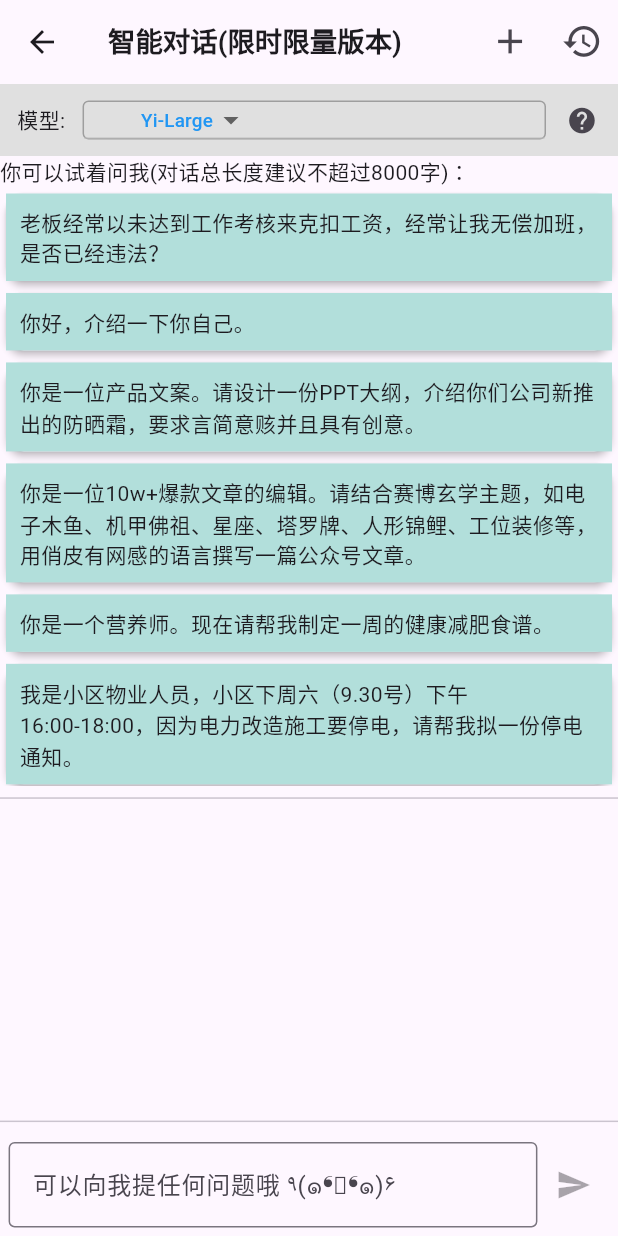
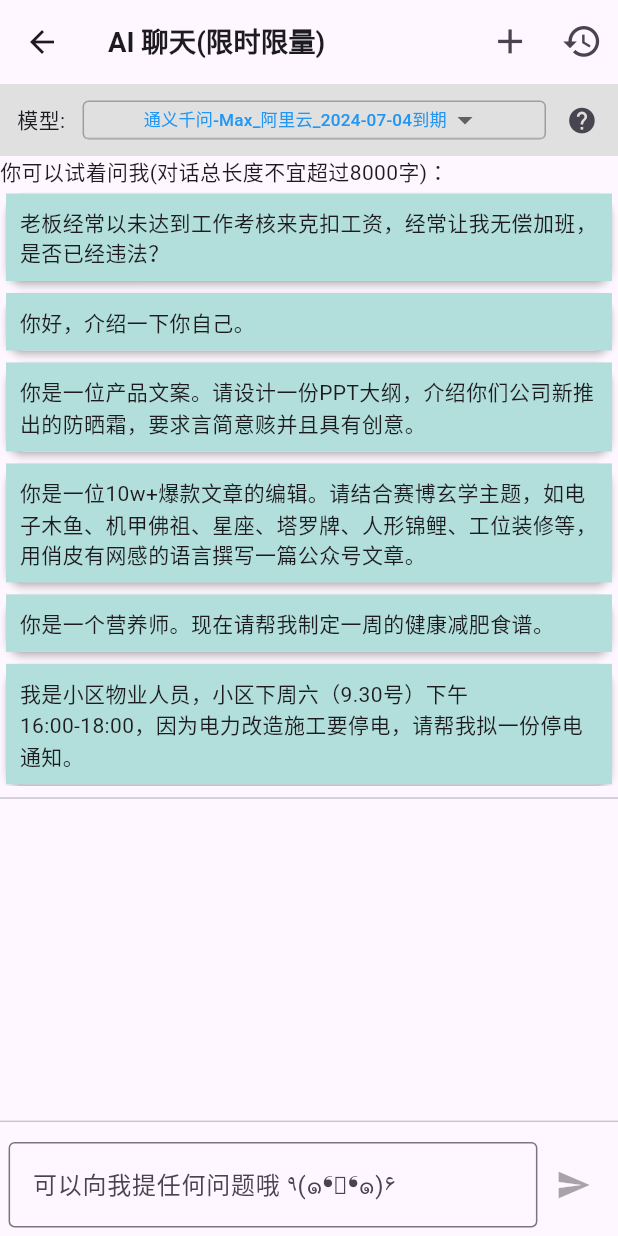
Before and after one commit to Sanotsu/ai-light-life, a Flutter app: the CommonLimitedChatScreen screen opened directly, on a phone screen of 412 x 824 dp. Run offline on Flutter 3.47's test engine with Material 3 defaults, Android fonts, the phone set to English and light mode, and no system bars; our stand-ins replace cached_network_image, connectivity_plus, device_info_plus, dio, file_picker, flutter_easyloading and 12 more; accounts and stored records are empty.

Commit message:
feat: 添加了阿里云中限时限量的对话模型可选列表

```diff
--- a/lib/models/ai_interface_state/platform_aigc_commom_state.dart
+++ b/lib/models/ai_interface_state/platform_aigc_commom_state.dart
@@ -442,7 +442,11 @@ class CommonRespBody {
     }
     // 阿里的基础消息
     if (json["output"] != null) {
+      // 2024-06-15 阿里的也有2种类型:一是一般text的格式,另一种是message的格式,理论上2者不会同时存在
       var temp = AliyunOutput.fromJson(json["output"]);
+      if (temp.text != null) {
+        customReplyText = temp.text!;
+      }
       if (temp.choices != null && temp.choices!.isNotEmpty) {
         customReplyText = temp.choices!.first.message.content;
       }
--- a/lib/models/common_llm_info.dart
+++ b/lib/models/common_llm_info.dart
@@ -3,7 +3,7 @@ enum CloudPlatform {
   baidu,
   tencent,
   aliyun,
-  liminted, // 限时限量的测试
+  limited, // 限时限量的测试
 }
 
 // 模型对应的中文名
@@ -11,7 +11,7 @@ final Map<CloudPlatform, String> cpNames = {
   CloudPlatform.baidu: '百度',
   CloudPlatform.tencent: '腾讯',
   CloudPlatform.aliyun: '阿里',
-  CloudPlatform.liminted: '限量',
+  CloudPlatform.limited: '限量',
 };
 
 // 定义一个函数来从字符串获取枚举值
@@ -43,28 +43,235 @@ enum PlatformLLM {
   aliyunFaruiPlus32K,
 
   /// 其实就是阿里云中限时限量的部分
-  limintedYiLarge, // 32k
-  limintedYiLargeTurbo, // 16K
-  limintedYiLargeRAG, // 16K
-  limintedYiMedium, // 16K
+  limitedQwenMax, // 8k，6k输入
+  limitedQwenMax0428, // 8k，6k输入
+  limitedQwenLong, // 10000k
+  limitedQwenMaxLongContext, // 28k
+  limitedQwenPlus, // 32k
+  limitedQwenTurbo, // 8k
+
+  limitedBaichuan2Turbo, // 8k
+  limitedBaichuan2Turbo192K, // 192k
+
+  limitedBaichuan27BChatV1, // 4k
+  limitedBaichuan213BChatV1, // 4k
+  limitedBaichuan7BV1, // 4k
+
+  limitedMoonshotV18K, // 8k
+  limitedMoonshotV132K, // 32k
+  limitedMoonshotV1128K, // 128k
+
+  limitedLLaMa38B, // 8k
+  limitedLLaMa370B, // 128k
+  limitedLLaMa213B, // 128k
+
+  limitedChatGLM26B, // 8k
+  limitedChatGLM36B, // 8k
+
+  limitedYiLarge, // 32k
+  limitedYiLargeTurbo, // 16K
+  limitedYiLargeRAG, // 16K
+  limitedYiMedium, // 16K
 }
 
+// 限时限量的对话模型(比底部的示例那个简单点)
+class ChatLLMSpec {
+  // 模型字符串(平台API参数的那个model的值)、模型名称、上下文长度数值，到期时间、限量数值，
+  /// 收费输入时百万token价格价格，输出时百万token价格(限时免费没写价格就先写0)
+  final String model;
+  final String name;
+  final int contextLength;
+  final DateTime deadline;
+  final int freeAmount;
+  final double inputPrice; // 每千token单价
+  final double outputPrice;
+
+  ChatLLMSpec(this.model, this.name, this.contextLength, this.deadline,
+      this.freeAmount, this.inputPrice, this.outputPrice);
+}
+
+// 2024-06-15 阿里云的限时限量都是这两个值，放在外面好了
+final dt1 = DateTime.parse("2024-07-04");
+const num1 = 400 * 10000;
+final dt2 = DateTime.parse("2024-12-02");
+const num2 = 100 * 10000;
+
+// 2024-06-15 后续应该放到配置文件，或者用户导入（自行输入，那就要配置平台、密钥等，这就比较麻烦点了）
+final Map<PlatformLLM, ChatLLMSpec> newLLMSpecs = {
+  // 通义千问
+  PlatformLLM.limitedQwenMax:
+      ChatLLMSpec("qwen-max", '通义千问-Max_阿里云', 8 * 1000, dt1, num1, 0.04, 0.12),
+  PlatformLLM.limitedQwenMax0428: ChatLLMSpec(
+      "qwen-max-0428", '通义千问-Max-0428_阿里云', 8 * 1000, dt1, num2, 0.04, 0.12),
+  PlatformLLM.limitedQwenPlus: ChatLLMSpec(
+      'qwen-plus', '通义千问-Plus_阿里云', 32 * 1000, dt1, num1, 0.004, 0.012),
+  PlatformLLM.limitedQwenTurbo: ChatLLMSpec(
+      'qwen-turbo', '通义千问-Turbo_阿里云', 8 * 1000, dt1, num1, 0.002, 0.006),
+  PlatformLLM.limitedQwenLong: ChatLLMSpec(
+      "qwen-long", '通义千问-长文_阿里云', 10000 * 1000, dt1, num1, 0.04, 0.12),
+  PlatformLLM.limitedQwenMaxLongContext: ChatLLMSpec('qwen-max-longcontext',
+      '通义千问-Max-30K_阿里云', 28 * 1000, dt1, num2, 0.04, 0.12),
+
+  // 百川
+  PlatformLLM.limitedBaichuan2Turbo: ChatLLMSpec('baichuan2-turbo',
+      'Baichuan2-Turbo_百川', 4 * 1000, dt2, num2, 0.008, 0.008),
+  PlatformLLM.limitedBaichuan2Turbo192K: ChatLLMSpec('baichuan2-turbo-192k',
+      'Baichuan2-Turbo-192k_百川', 192 * 1000, dt2, num2, 0.008, 0.008),
+
+  // 百川开源版
+  PlatformLLM.limitedBaichuan27BChatV1: ChatLLMSpec('baichuan2-7b-chat-v1',
+      'Baichuan2-7B_百川', 4 * 1000, dt2, num2, 0.008, 0.008),
+  PlatformLLM.limitedBaichuan213BChatV1: ChatLLMSpec('baichuan2-13b-chat-v1',
+      'Baichuan2-开源版-13B_百川', 4 * 1000, dt2, num2, 0.008, 0.008),
+  PlatformLLM.limitedBaichuan7BV1: ChatLLMSpec('baichuan-7b-v1',
+      'Baichuan2-开源版-7B_百川', 4 * 1000, dt2, num2, 0.008, 0.008),
+
+  // 月之暗面
+  PlatformLLM.limitedMoonshotV18K: ChatLLMSpec('moonshot-v1-8k',
+      'Moonshot-v1-8K_月之暗面', 8 * 1000, dt2, num2, 0.008, 0.008),
+  PlatformLLM.limitedMoonshotV132K: ChatLLMSpec('moonshot-v1-32k',
+      'Moonshot-v1-32K_月之暗面', 32 * 1000, dt2, num2, 0.008, 0.008),
+  PlatformLLM.limitedMoonshotV1128K: ChatLLMSpec('moonshot-v1-128k',
+      'Moonshot-v1-128K_月之暗面', 128 * 1000, dt2, num2, 0.008, 0.008),
+
+  // LLaMa
+  PlatformLLM.limitedLLaMa38B: ChatLLMSpec(
+      'llama3-8b-instruct', 'LLaMa3-8B_Meta', 8 * 1000, dt2, num2, 0.1, 0.1),
+  PlatformLLM.limitedLLaMa370B: ChatLLMSpec(
+      'llama3-70b-instruct', 'LLaMa3-70B_Meta', 8 * 1000, dt2, num2, 0.1, 0.1),
+  PlatformLLM.limitedLLaMa213B: ChatLLMSpec(
+      'llama2-13b-chat-v2', 'Llama2-13B_Meta', 8 * 1000, dt2, num2, 0.1, 0.1),
+
+  // 智谱
+  PlatformLLM.limitedChatGLM26B: ChatLLMSpec(
+      'chatglm-6b-v2', 'ChatGLM2-6B_智谱', 8 * 1000, dt2, num2, 0.006, 0.006),
+  PlatformLLM.limitedChatGLM36B: ChatLLMSpec(
+      'chatglm3-6b', 'ChatGLM3-开源版-6B_智谱', 8 * 1000, dt2, num2, 0.006, 0.006),
+
+  // 零一万物
+  PlatformLLM.limitedYiLarge:
+      ChatLLMSpec('yi-large', 'Yi-Large_零一万物', 32000, dt2, num2, 0, 0),
+  PlatformLLM.limitedYiLargeTurbo: ChatLLMSpec(
+      'yi-large-turbo', 'Yi-Large-Turbo_零一万物', 16000, dt2, num2, 0, 0),
+  PlatformLLM.limitedYiLargeRAG:
+      ChatLLMSpec('yi-large-rag', 'Yi-Large-RAG_零一万物', 16000, dt2, num2, 1, 1),
+  PlatformLLM.limitedYiMedium:
+      ChatLLMSpec('yi-medium', 'Yi-Medium_零一万物', 16000, dt2, num2, 1, 1),
+};
+
 /// 2024-06-14 这个可以抽成1个对象即可，暂时先改限时限量版本的
-/// list 取值一定记住顺序：模型字符串(平台API参数的那个model的值)、模型名称、上下文长度数值，限时字符串、限量数值
-final Map<PlatformLLM, List> llmSpecs = {
-  PlatformLLM.limintedYiLarge: [
-    'yi-large', 'Yi-Large', 32000, "2024-12-03", 1000000 //
-  ],
-  PlatformLLM.limintedYiLargeTurbo: [
-    'yi-large-turbo', 'Yi-Large-Turbo', 16000, "2024-12-03", 1000000 //
-  ],
-  PlatformLLM.limintedYiLargeRAG: [
-    'yi-large-rag', 'Yi-Large-RAG', 16000, "2024-12-03", 1000000 //
-  ],
-  PlatformLLM.limintedYiMedium: [
-    'yi-medium', 'Yi-Medium', 16000, "2024-12-03", 1000000 //
-  ],
-};
+/// list 取值一定记住顺序：模型字符串(平台API参数的那个model的值)、模型名称、上下文长度数值，限时字符串、限量数值，
+/// 收费输入时百万token价格价格，输出时百万token价格(限时免费没写价格就先写0)
+// final Map<PlatformLLM, List> llmSpecs = {
+//   // 通义千问
+//   PlatformLLM.limitedQwenMax: [
+//     'qwen-max', '通义千问-Max', 8 * 1000, "2024-07-05", 4000000,
+//     // 输入输出价格（千token*1000=百万token价格）
+//     0.04 * 1000, 0.12 * 1000,
+//   ],
+//   PlatformLLM.limitedQwenMax0428: [
+//     'qwen-max-0428', '通义千问-Max-0428', 8 * 1000, "2024-07-05", 1000000,
+//     // 输入输出价格（千token*1000=百万token价格）
+//     0.04 * 1000, 0.12 * 1000,
+//   ],
+//   PlatformLLM.limitedQwenLong: [
+//     'qwen-long', 'Qwen-Long', 10000 * 1000, "2024-07-05", 4000000, //
+//     0.0005 * 1000, 0.002 * 1000,
+//   ],
+//   PlatformLLM.limitedQwenMaxLongContext: [
+//     'qwen-max-longcontext', '通义千问-Max-30K', 28 * 1000, "2024-07-05", 1000000, //
+//     0.04 * 1000, 0.12 * 1000,
+//   ],
+//   PlatformLLM.limitedQwenPlus: [
+//     'qwen-plus', '通义千问-Plus', 32 * 1000, "2024-07-05", 4000000, //
+//     0.004 * 1000, 0.012 * 1000,
+//   ],
+//   PlatformLLM.limitedQwenTurbo: [
+//     'qwen-turbo', '通义千问-Turbo', 8 * 1000, "2024-07-05", 4000000, //
+//     0.002 * 1000, 0.006 * 1000,
+//   ],
+
+//   // 百川
+//   PlatformLLM.limitedBaichuan2Turbo: [
+//     'baichuan2-turbo', 'Baichuan2-Turbo', 4 * 1000, "2024-12-03", 1000000, //
+//     0.008 * 1000, 0.008 * 1000,
+//   ],
+//   PlatformLLM.limitedBaichuan2Turbo192K: [
+//     'baichuan2-turbo-192k', 'Baichuan2-Turbo-192k', 192 * 1000, "2024-12-03",
+//     1000000, //
+//     0.008 * 1000, 0.008 * 1000,
+//   ],
+
+//   // 百川开源版
+//   PlatformLLM.limitedBaichuan27BChatV1: [
+//     'baichuan2-7b-chat-v1', '百川2-7B', 4 * 1000, "2024-12-02", 1000000, //
+//     0.008 * 1000, 0.008 * 1000,
+//   ],
+//   PlatformLLM.limitedBaichuan213BChatV1: [
+//     'baichuan2-13b-chat-v1', 'Baichuan2-开源版-13B', 4 * 1000, "2024-12-02",
+//     1000000, //
+//     0.008 * 1000, 0.008 * 1000,
+//   ],
+//   PlatformLLM.limitedBaichuan7BV1: [
+//     'baichuan-7b-v1', 'Baichuan2-开源版-7B', 4 * 1000, "2024-12-02", 1000000, //
+//     0.008 * 1000, 0.008 * 1000,
+//   ],
+
+//   // 月之暗面
+//   PlatformLLM.limitedMoonshotV18K: [
+//     'moonshot-v1-8k', 'Moonshot-v1-8K', 8 * 1000, "2024-12-03", 1000000, //
+//     0.008 * 1000, 0.008 * 1000,
+//   ],
+//   PlatformLLM.limitedMoonshotV132K: [
+//     'moonshot-v1-32k', 'Moonshot-v1-32K', 32 * 1000, "2024-12-03", 1000000, //
+//     0.008 * 1000, 0.008 * 1000,
+//   ],
+//   PlatformLLM.limitedMoonshotV1128K: [
+//     'moonshot-v1-128k', 'Moonshot-v1-128K', 128 * 1000, "2024-12-03",
+//     1000000, //
+//     0.008 * 1000, 0.008 * 1000,
+//   ],
+
+//   // LLaMa
+//   PlatformLLM.limitedLLaMa38B: [
+//     'llama3-8b-instruct', 'LLaMa3-8B', 8 * 1000, "2024-12-02", 1000000, //
+//     0.1 * 1000, 0.1 * 1000,
+//   ],
+//   PlatformLLM.limitedLLaMa370B: [
+//     'llama3-70b-instruct', 'LLaMa3-70B', 8 * 1000, "2024-12-09", 1000000, //
+//     0.1 * 1000, 0.1 * 1000,
+//   ],
+//   PlatformLLM.limitedLLaMa213B: [
+//     'llama2-13b-chat-v2', 'Llama2-13B', 8 * 1000, "2024-12-02", 1000000, //
+//     0.1 * 1000, 0.1 * 1000,
+//   ],
+
+//   // 智谱
+//   PlatformLLM.limitedChatGLM26B: [
+//     'chatglm-6b-v2', 'ChatGLM2-6B', 8 * 1000, "2024-12-02", 1000000, //
+//     0.006 * 1000, 0.006 * 1000,
+//   ],
+//   PlatformLLM.limitedChatGLM36B: [
+//     'chatglm3-6b', 'ChatGLM3-开源版-6B', 8 * 1000, "2024-12-02", 1000000, //
+//     0.006 * 1000, 0.006 * 1000,
+//   ],
+
+//   // 零一万物
+//   PlatformLLM.limitedYiLarge: [
+//     'yi-large', 'Yi-Large', 32000, "2024-12-03", 1000000, //
+//     0 * 1000, 0 * 1000,
+//   ],
+//   PlatformLLM.limitedYiLargeTurbo: [
+//     'yi-large-turbo', 'Yi-Large-Turbo', 16000, "2024-12-03", 1000000, //
+//     0 * 1000, 0 * 1000,
+//   ],
+//   PlatformLLM.limitedYiLargeRAG: [
+//     'yi-large-rag', 'Yi-Large-RAG', 16000, "2024-12-03", 1000000 //
+//   ],
+//   PlatformLLM.limitedYiMedium: [
+//     'yi-medium', 'Yi-Medium', 16000, "2024-12-03", 1000000 //
+//   ],
+// };
 
 /// 定义一个Map来存储枚举值和对应的字符串表示
 /// 一般这都是拼接在url中的，取值直接 `llmNames[llmName]` 就好
--- a/lib/views/agi_llm_sample/aliyun_text2image_screen.dart
+++ b/lib/views/agi_llm_sample/aliyun_text2image_screen.dart
@@ -108,7 +108,7 @@ class _AliyunText2ImageScreenState extends State<AliyunText2ImageScreen>
         return Container(
           width: double.infinity,
           height: double.infinity,
-          color: Colors.black.withOpacity(0.5),
+          color: Colors.black.withOpacity(0.8),
           child: const Center(
             child: Column(
               crossAxisAlignment: CrossAxisAlignment.center,
@@ -696,7 +696,7 @@ class _AliyunText2ImageScreenState extends State<AliyunText2ImageScreen>
           TextField(
             controller: _promptController,
             decoration: InputDecoration(
-              hintText: '描述画面的提示词信息。支持中英文，长度不超过500个字符。',
+              hintText: '描述画面的提示词信息。支持中英文，不超过500个字符。\n比如：“一只展翅翱翔的狸花猫”',
               hintStyle: TextStyle(fontSize: 12.sp),
               border: const OutlineInputBorder(), // 添加边框
             ),
--- a/lib/views/agi_llm_sample/common_limited_chat_screen.dart
+++ b/lib/views/agi_llm_sample/common_limited_chat_screen.dart
@@ -48,8 +48,8 @@ class _CommonLimitedChatScreenState extends State<CommonLimitedChatScreen> {
   /// 级联选择效果：云平台-模型名
   /// 2024-06-15 这里限量的，暂时都是阿里云平台的，但单独取名limited？？？
   /// 也没有其他可修改的地方
-  CloudPlatform selectedPlatform = CloudPlatform.liminted;
-  PlatformLLM selectedLlm = PlatformLLM.limintedYiLarge;
+  CloudPlatform selectedPlatform = CloudPlatform.limited;
+  PlatformLLM selectedLlm = PlatformLLM.limitedYiLarge;
 
   // AI是否在思考中(如果是，则不允许再次发送)
   bool isBotThinking = false;
@@ -94,6 +94,20 @@ class _CommonLimitedChatScreenState extends State<CommonLimitedChatScreen> {
     // "一个长方体的棱长和是144厘米，它的长、宽、高之比是4:3:2，长方体的体积是多少？",
   ];
 
+  @override
+  void initState() {
+    super.initState();
+
+    // 找到还没超时的大模型，取第一个作为预设的
+    setState(() {
+      selectedLlm = PlatformLLM.values
+          .where((m) =>
+              m.name.startsWith(selectedPlatform.name) &&
+              newLLMSpecs[m]!.deadline.isAfter(DateTime.now()))
+          .first;
+    });
+  }
+
   /// 获取指定对话列表
   _getChatInfo(String chatId) async {
     print("调用了getChatInfo----------");
@@ -110,9 +124,9 @@ class _CommonLimitedChatScreenState extends State<CommonLimitedChatScreen> {
         // 如果有存是哪个模型，也默认选中该模型
         // ？？？2024-06-11 虽然同一个对话现在可以切换平台和模型了，但这里只是保留第一次对话取的值
         // 后面对话过程中切换平台和模型，只会在该次对话过程中有效
-        var tempLlms = llmSpecs.entries
+        var tempLlms = newLLMSpecs.entries
             // 数据库存的模型名是平台API参数的那个model的值
-            .where((e) => e.value[0] == list.first.llmName)
+            .where((e) => e.value.model == list.first.llmName)
             .toList();
 
         if (tempLlms.isNotEmpty) {
@@ -185,7 +199,7 @@ class _CommonLimitedChatScreenState extends State<CommonLimitedChatScreen> {
         gmtCreate: DateTime.now(),
         messages: messages,
         // 2026-06-06 这里记录的也是各平台原始的大模型名称
-        llmName: llmSpecs[selectedLlm]![0],
+        llmName: newLLMSpecs[selectedLlm]!.model,
         cloudPlatformName: selectedPlatform.name,
         // 2026-06-06 对话历史默认带上类别
         chatType: "aigc",
@@ -224,7 +238,7 @@ class _CommonLimitedChatScreenState extends State<CommonLimitedChatScreen> {
 
     // 等待请求响应
     CommonRespBody temp;
-    var llmName = llmSpecs[selectedLlm]![0];
+    var llmName = newLLMSpecs[selectedLlm]!.model;
 
     print("显示的模型名称!----$llmName");
     // 2024-06-06 ??? 这里一定要确保存在模型名称，因为要作为http请求参数
@@ -232,7 +246,7 @@ class _CommonLimitedChatScreenState extends State<CommonLimitedChatScreen> {
     /// 2024-06-15 限时限量的可能都是收费的，本来就慢，所以默认就流式，不用切换
     // if (isStream) {}
 
-    if (selectedPlatform == CloudPlatform.liminted) {
+    if (selectedPlatform == CloudPlatform.limited) {
       temp = await getAliyunLimitedAigcCommonResp(msgs, llmName);
     } else {
       temp = await getAliyunLimitedAigcCommonResp(msgs, llmName);
@@ -254,8 +268,10 @@ class _CommonLimitedChatScreenState extends State<CommonLimitedChatScreen> {
   }
 
   /// 2024-05-31 暂时不根据token的返回来说了，临时直接显示整个对话不超过8千字
+  /// 限量的有放在对象里面
   bool isMessageTooLong() =>
-      messages.fold(0, (sum, msg) => sum + msg.text.length) > 8000;
+      messages.fold(0, (sum, msg) => sum + msg.text.length) >
+      newLLMSpecs[selectedLlm]!.contextLength;
 
   /// 最后一条大模型回复如果不满意，可以重新生成(中间的不行，因为后续的问题是关联上下文的)
   regenerateLatestQuestion() {
@@ -333,7 +349,7 @@ class _CommonLimitedChatScreenState extends State<CommonLimitedChatScreen> {
   buildAppbarArea() {
     return AppBar(
       title: Text(
-        '智能对话(限时限量版本)',
+        'AI 聊天(限时限量)',
         style: TextStyle(fontSize: 16.sp, fontWeight: FontWeight.bold),
       ),
       actions: [
@@ -653,21 +669,28 @@ class _CommonLimitedChatScreenState extends State<CommonLimitedChatScreen> {
             child: DropdownButton<PlatformLLM?>(
               value: selectedLlm,
               isDense: true,
-              alignment: AlignmentDirectional.centerEnd,
+              alignment: AlignmentDirectional.bottomEnd,
+              menuMaxHeight: 300.sp,
               items: PlatformLLM.values
-                  .where((m) => m.name.startsWith(selectedPlatform.name))
+                  .where((m) =>
+                      m.name.startsWith(selectedPlatform.name) &&
+                      newLLMSpecs[m]!.deadline.isAfter(DateTime.now()))
                   .map((e) => DropdownMenuItem<PlatformLLM>(
                         value: e,
-                        alignment: AlignmentDirectional.center,
+                        alignment: AlignmentDirectional.centerEnd,
                         child: Text(
-                          llmSpecs[e]![1],
-                          style: TextStyle(fontSize: 11.sp, color: Colors.blue),
+                          "${newLLMSpecs[e]!.name}_${DateFormat(constDateFormat).format(newLLMSpecs[e]!.deadline)}到期",
+                          style: TextStyle(fontSize: 10.sp, color: Colors.blue),
                         ),
                       ))
                   .toList(),
               onChanged: (val) {
                 setState(() {
                   selectedLlm = val!;
+                  // 2024-06-15 切换模型应该新建对话，因为上下文丢失了。
+                  // 建立新对话就是把已有的对话清空就好(因为保存什么的在发送消息时就处理了)
+                  chatSession = null;
+                  messages.clear();
                 });
               },
             ),
@@ -692,7 +715,7 @@ class _CommonLimitedChatScreenState extends State<CommonLimitedChatScreen> {
   /// 直接进入对话页面，展示预设问题的区域
   buildDefaultQuestionArea() {
     return [
-      const Text("你可以试着问我(对话总长度建议不超过8000字)："),
+      Text("你可以试着问我(对话总长度不宜超过${newLLMSpecs[selectedLlm]!.contextLength}字)："),
       Expanded(
         flex: 2,
         child: ListView.builder(
```
Also changed, not shown: 1 other file.
